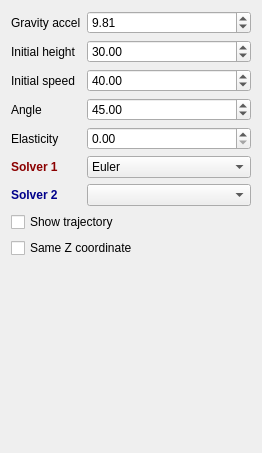
Qt form forms/widgetprojectiles.ui (LNJgit/UPC-CA-PhysicsSimulations) before a commit.
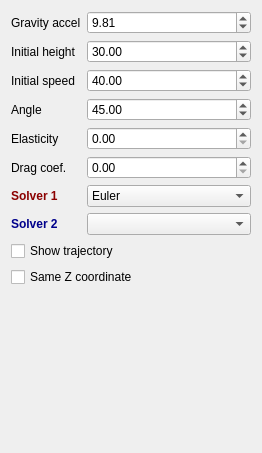
The same form after that commit.

Commit message: Added drag forces (NEEDS FIXES)

```diff
--- a/forms/widgetprojectiles.ui
+++ b/forms/widgetprojectiles.ui
@@ -85,21 +85,21 @@
      </property>
     </widget>
    </item>
-   <item row="8" column="0" colspan="2">
+   <item row="9" column="0" colspan="2">
     <widget class="QCheckBox" name="sameZ">
      <property name="text">
       <string>Same Z coordinate</string>
      </property>
     </widget>
    </item>
-   <item row="7" column="0" colspan="2">
+   <item row="8" column="0" colspan="2">
     <widget class="QCheckBox" name="trajectory">
      <property name="text">
       <string>Show trajectory</string>
      </property>
     </widget>
    </item>
-   <item row="5" column="0">
+   <item row="6" column="0">
     <widget class="QLabel" name="label_5">
      <property name="styleSheet">
       <string notr="true">font-weight:bold;color:darkred</string>
@@ -109,7 +109,7 @@
      </property>
     </widget>
    </item>
-   <item row="6" column="0">
+   <item row="7" column="0">
     <widget class="QLabel" name="label_6">
      <property name="styleSheet">
       <string notr="true">font-weight:bold;color:darkblue</string>
@@ -119,7 +119,7 @@
      </property>
     </widget>
    </item>
-   <item row="5" column="1">
+   <item row="6" column="1">
     <widget class="QComboBox" name="solver1">
      <item>
       <property name="text">
@@ -143,7 +143,7 @@
      </item>
     </widget>
    </item>
-   <item row="6" column="1">
+   <item row="7" column="1">
     <widget class="QComboBox" name="solver2"/>
    </item>
    <item row="4" column="1">
@@ -160,6 +160,23 @@
      </property>
     </widget>
    </item>
+   <item row="5" column="1">
+    <widget class="QDoubleSpinBox" name="dragCoefficient">
+     <property name="maximum">
+      <double>1.000000000000000</double>
+     </property>
+     <property name="singleStep">
+      <double>0.050000000000000</double>
+     </property>
+    </widget>
+   </item>
+   <item row="5" column="0">
+    <widget class="QLabel" name="label_8">
+     <property name="text">
+      <string>Drag coef.</string>
+     </property>
+    </widget>
+   </item>
   </layout>
  </widget>
  <resources/>
```
Left out of the diff: 3 changed lines with no effect on the pictures. The commit also changes 5 other files.
